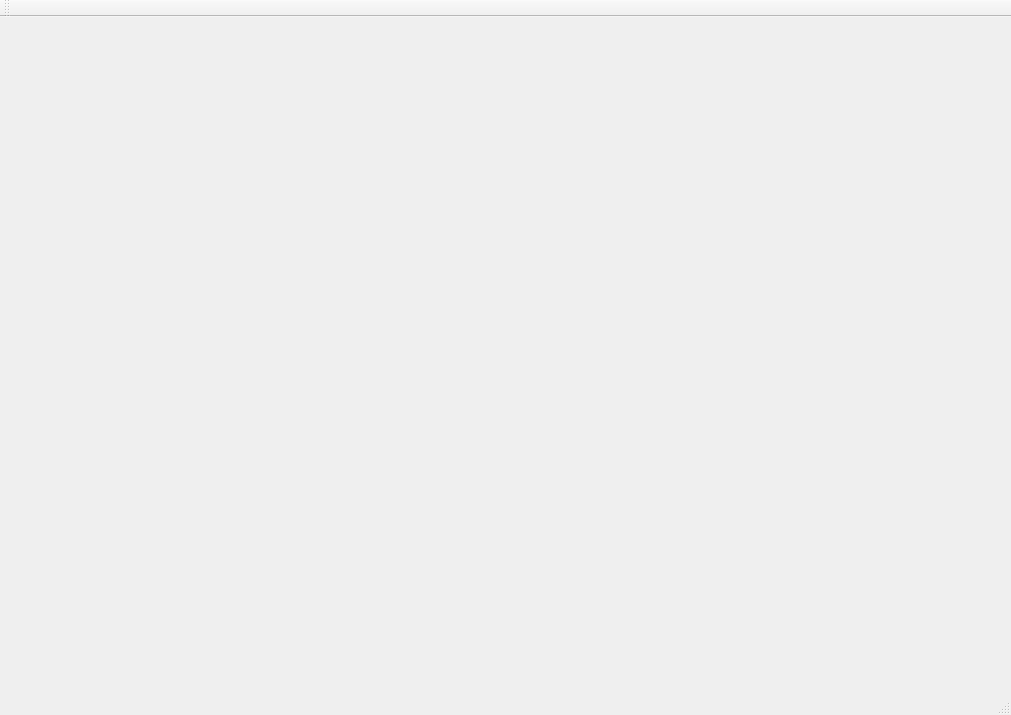
Qt form RayTracer/mainwindow.ui (paulhunter/CSC305) before a commit.
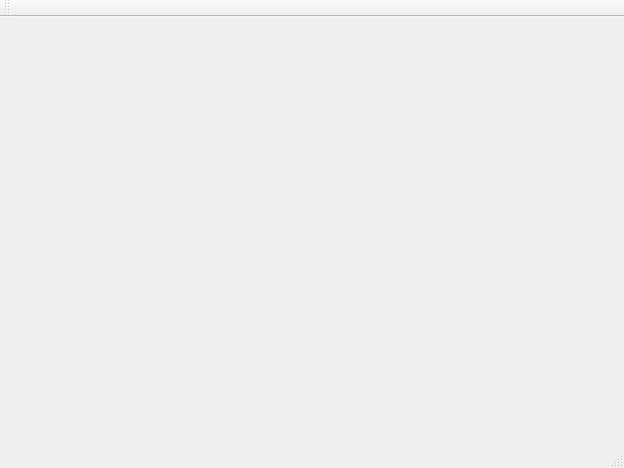
The same form after that commit.

Commit message: UI Tweaks for demo later

What changed in the file:
```diff
--- a/RayTracer/mainwindow.ui
+++ b/RayTracer/mainwindow.ui
@@ -6,8 +6,8 @@
    <rect>
     <x>0</x>
     <y>0</y>
-    <width>1011</width>
-    <height>715</height>
+    <width>624</width>
+    <height>468</height>
    </rect>
   </property>
   <property name="minimumSize">
@@ -25,8 +25,8 @@
      <rect>
       <x>10</x>
       <y>10</y>
-      <width>981</width>
-      <height>611</height>
+      <width>602</width>
+      <height>402</height>
      </rect>
     </property>
     <layout class="QGridLayout" name="gridLayout">
```
Left out of the diff: 2 changed lines with no effect on the pictures. The commit also changes 2 other files.
